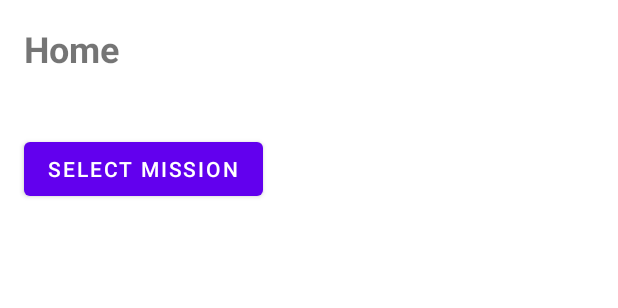
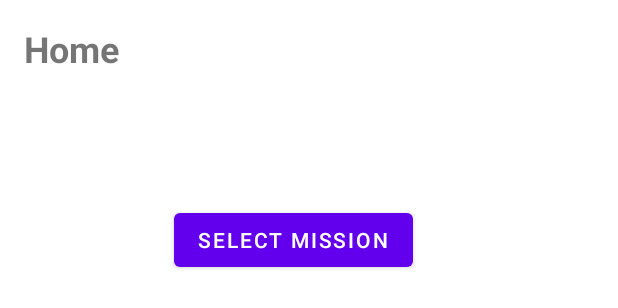
Before and after one commit to Tnelso95/PumpPatrol, an Android app: the layout fragment_home.xml on its own in the app's theme, with its tools: preview values and no code run, on a phone screen of 412 x 824 dp. Shown: the top 308 px of the screen. Run offline under Robolectric (Android 15) with nearby library versions, the phone set to English and light mode, and no system bars.

```diff
--- a/app/src/main/res/layout/fragment_home.xml
+++ b/app/src/main/res/layout/fragment_home.xml
@@ -16,38 +16,38 @@
         android:textSize="24sp"
         android:textStyle="bold"
         app:layout_constraintStart_toStartOf="parent"
-        app:layout_constraintTop_toTopOf="parent"/>
+        app:layout_constraintTop_toTopOf="parent" />
 
     <Button
         android:id="@+id/showMissionsButton"
         android:layout_width="wrap_content"
         android:layout_height="wrap_content"
-        android:layout_marginStart="16dp"
-        android:layout_marginTop="40dp"
+        android:layout_marginStart="116dp"
+        android:layout_marginTop="136dp"
         android:text="Select Mission"
         app:layout_constraintStart_toStartOf="parent"
-        app:layout_constraintTop_toBottomOf="@id/text_home" />
+        app:layout_constraintTop_toTopOf="parent" />
 
     <TextView
         android:id="@+id/selectedMissionText"
         android:layout_width="wrap_content"
         android:layout_height="wrap_content"
+        android:layout_marginStart="16dp"
+        android:layout_marginTop="16dp"
         android:text="No mission selected"
         android:textSize="18sp"
         android:visibility="gone"
-        android:layout_marginTop="16dp"
-        android:layout_marginStart="16dp"
         app:layout_constraintStart_toStartOf="parent"
-        app:layout_constraintTop_toBottomOf="@id/showMissionsButton"/>
+        app:layout_constraintTop_toBottomOf="@id/showMissionsButton" />
 
     <Button
         android:id="@+id/completeMissionButton"
         android:layout_width="wrap_content"
         android:layout_height="wrap_content"
+        android:layout_marginStart="16dp"
+        android:layout_marginTop="8dp"
         android:text="Complete Mission"
         android:visibility="gone"
-        android:layout_marginTop="8dp"
-        android:layout_marginStart="16dp"
         app:layout_constraintStart_toStartOf="parent"
-        app:layout_constraintTop_toBottomOf="@id/selectedMissionText"/>
+        app:layout_constraintTop_toBottomOf="@id/selectedMissionText" />
 </androidx.constraintlayout.widget.ConstraintLayout>
```
Also changed, not shown: app/src/main/java/com/example/pumppatrol/ui/workout/CustomWorkoutFragment.kt (+70 -30 lines), app/src/main/java/com/example/pumppatrol/ui/workout/PremadeWorkoutFragment.kt (+0 -104 lines).
